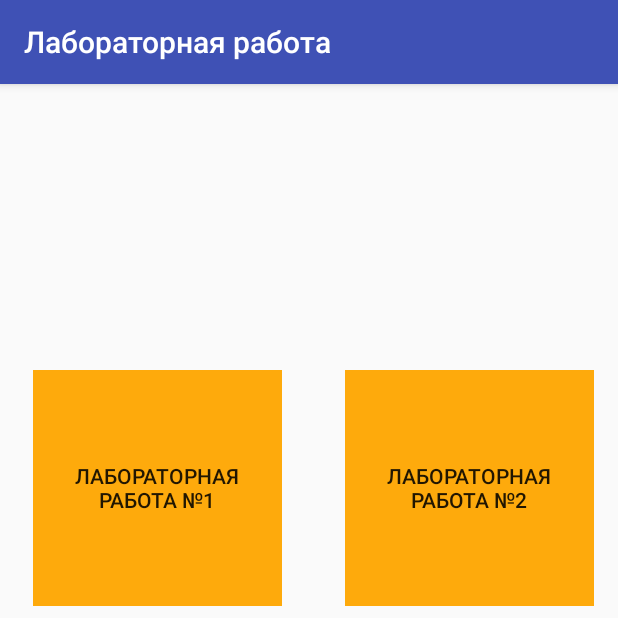
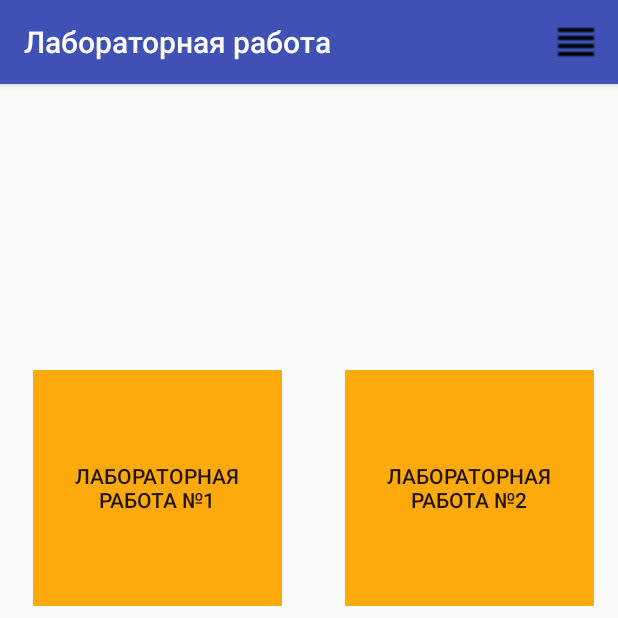
Before and after one commit to sersaf/android, an Android app: the screen it shows after launch (MainActivity), on a phone screen of 412 x 824 dp, the top half of it. Run offline under Robolectric (Android 15) with nearby library versions, the phone set to English and light mode, and no system bars.

Commit message:
добавление меню

```diff
--- a/app/src/main/AndroidManifest.xml
+++ b/app/src/main/AndroidManifest.xml
@@ -41,6 +41,7 @@
                 android:name="android.support.PARENT_ACTIVITY"
                 android:value=".MainActivity" />
         </activity>
+
         <activity android:name=".IndWork"
             android:launchMode="singleTask"
             android:label="WebView"
--- a/app/src/main/java/com/example/sergejsafonov/android_3/MainActivity.java
+++ b/app/src/main/java/com/example/sergejsafonov/android_3/MainActivity.java
@@ -3,6 +3,8 @@ package com.example.sergejsafonov.android_3;
 import android.content.Intent;
 import android.support.v7.app.AppCompatActivity;
 import android.os.Bundle;
+import android.view.Menu;
+import android.view.MenuItem;
 import android.view.View;
 import android.widget.Button;
 
@@ -49,5 +51,21 @@ public class MainActivity extends AppCompatActivity {
 
     }
 
+    @Override
+    public boolean onCreateOptionsMenu(Menu menu) {
+        getMenuInflater().inflate(R.menu.main_menu, menu);
+        return true;
+    }
+
+    @Override
+    public boolean onOptionsItemSelected(MenuItem item) {
+        switch (item.getItemId()) {
+            case R.id.menuPurchasesListNewRecord:
+                // TODO: обработчик нажатия здесь
+                return true;
+        }
+
+        return super.onOptionsItemSelected(item);
+    }
 
 }
--- /dev/null
+++ b/app/src/main/res/menu/main_menu.xml
@@ -0,0 +1,31 @@
+<?xml version="1.0" encoding="utf-8"?>
+<menu xmlns:app="http://schemas.android.com/apk/res-auto"
+    xmlns:android="http://schemas.android.com/apk/res/android">
+
+    <item
+        android:id="@+id/menuPurchasesListNewRecord"
+        android:icon="@drawable/ic_reorder_black_24dp"
+        android:orderInCategory="10"
+        android:title="menu"
+        app:showAsAction="always|withText">
+
+        <menu>
+
+            <group>
+                <item
+                    android:id="@+id/menuPurchasesListShare"
+                    android:enabled="true"
+                    android:title="Последняя запущенная лабораторная работа">
+
+
+                </item>
+            </group>
+        </menu>
+
+
+
+
+    </item>
+
+
+</menu>
```
Also changed, not shown: app/src/main/res/drawable/ic_reorder_black_24dp.png (added).
